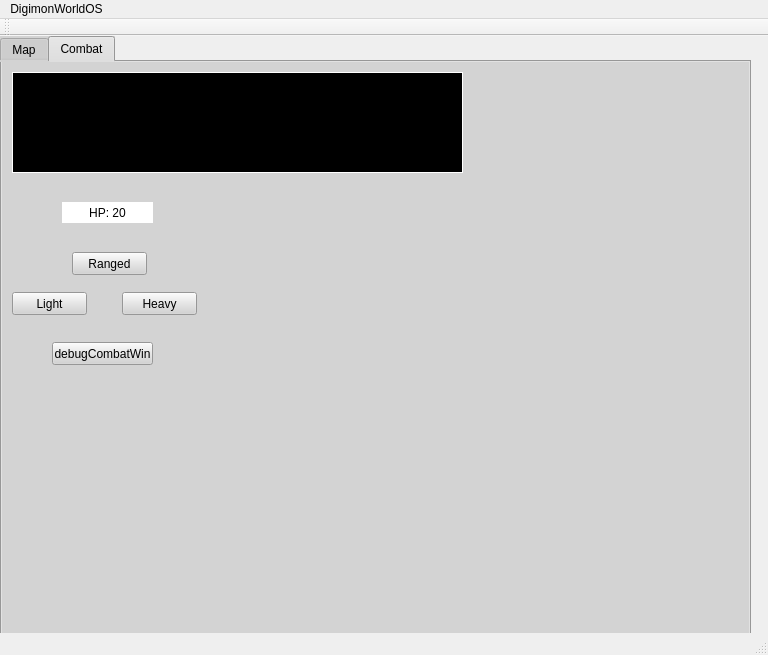
Old version of the form mainwindow.ui in the repository IronLucario2012/DigimonWorldOS.
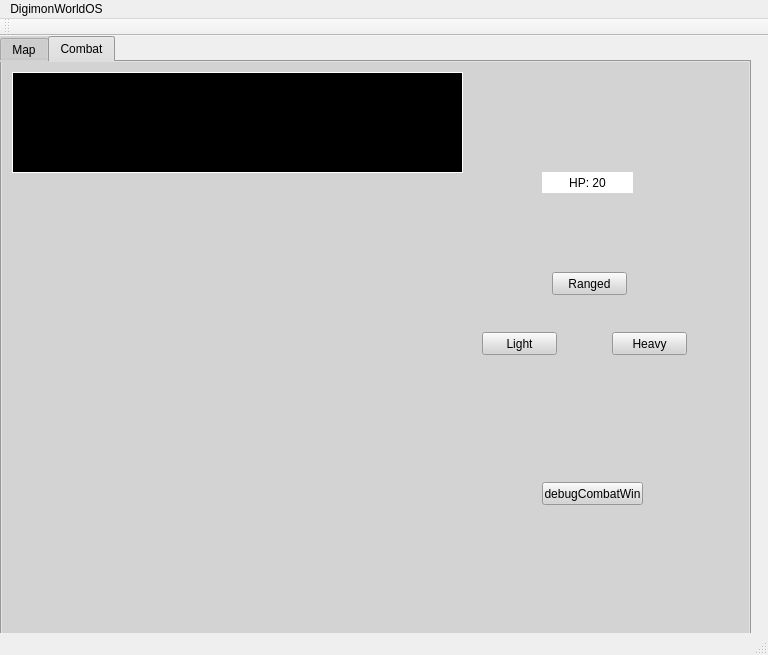
New version of the form.

The edit to the form file:
```diff
--- a/mainwindow.ui
+++ b/mainwindow.ui
@@ -283,8 +283,8 @@
      <widget class="QPushButton" name="Ranged">
       <property name="geometry">
        <rect>
-        <x>70</x>
-        <y>190</y>
+        <x>550</x>
+        <y>210</y>
         <width>75</width>
         <height>23</height>
        </rect>
@@ -296,8 +296,8 @@
      <widget class="QPushButton" name="Light">
       <property name="geometry">
        <rect>
-        <x>10</x>
-        <y>230</y>
+        <x>480</x>
+        <y>270</y>
         <width>75</width>
         <height>23</height>
        </rect>
@@ -309,8 +309,8 @@
      <widget class="QPushButton" name="Heavy">
       <property name="geometry">
        <rect>
-        <x>120</x>
-        <y>230</y>
+        <x>610</x>
+        <y>270</y>
         <width>75</width>
         <height>23</height>
        </rect>
@@ -322,8 +322,8 @@
      <widget class="QLabel" name="roomImageC">
       <property name="geometry">
        <rect>
-        <x>246</x>
-        <y>122</y>
+        <x>30</x>
+        <y>120</y>
         <width>400</width>
         <height>400</height>
        </rect>
@@ -338,8 +338,8 @@
      <widget class="QLabel" name="enemyImageC">
       <property name="geometry">
        <rect>
-        <x>346</x>
-        <y>222</y>
+        <x>130</x>
+        <y>220</y>
         <width>200</width>
         <height>200</height>
        </rect>
@@ -354,8 +354,8 @@
      <widget class="QPushButton" name="debugCombatWin">
       <property name="geometry">
        <rect>
-        <x>50</x>
-        <y>280</y>
+        <x>540</x>
+        <y>420</y>
         <width>101</width>
         <height>23</height>
        </rect>
@@ -367,8 +367,8 @@
      <widget class="QLabel" name="hpDisplayC">
       <property name="geometry">
        <rect>
-        <x>60</x>
-        <y>140</y>
+        <x>540</x>
+        <y>110</y>
         <width>91</width>
         <height>21</height>
        </rect>
```
